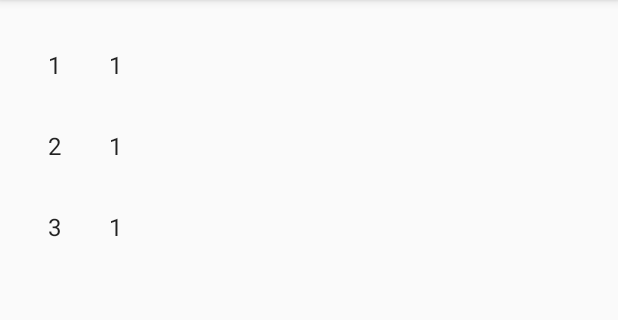
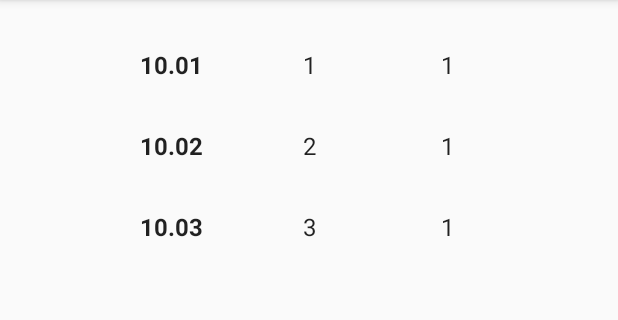
Before and after one commit to Steru/SunTimes, an Android app: the screen it shows after launch (MainActivity), on a phone screen of 412 x 824 dp, the part 84-404 px from its top. Run offline under Robolectric (Android 15) with nearby library versions, the phone set to English and light mode, and no system bars.

Commit message:
display date on main list
and create a simple layout for data

```diff
--- a/app/src/main/java/com/steru/suntime/data/model/SunDataDefs.kt
+++ b/app/src/main/java/com/steru/suntime/data/model/SunDataDefs.kt
@@ -27,5 +27,8 @@ data class SunData(
 /**
  * Sun data class in user-friendly format
  */
-data class FormattedSunData(val sunrise: String,
-                            val sunset: String)
+data class FormattedSunData(
+    val date: String,
+    val sunrise: String,
+    val sunset: String
+)
--- a/app/src/main/java/com/steru/suntime/ui/SunTimeListAdapter.kt
+++ b/app/src/main/java/com/steru/suntime/ui/SunTimeListAdapter.kt
@@ -24,6 +24,7 @@ class SunTimeListAdapter(
     override fun onBindViewHolder(holder: ViewHolder, position: Int) {
         val item = values[position]
 
+        holder.dateText.text = item.date
         holder.sunriseText.text = item.sunrise
         holder.sunsetText.text = item.sunset
     }
@@ -31,6 +32,7 @@ class SunTimeListAdapter(
     override fun getItemCount(): Int = values.size
 
     inner class ViewHolder(view: View) : RecyclerView.ViewHolder(view) {
+        val dateText: TextView = view.findViewById(R.id.date_text)
         val sunriseText: TextView = view.findViewById(R.id.sunrise_text)
         val sunsetText: TextView = view.findViewById(R.id.sunset_text)
 
--- a/app/src/main/java/com/steru/suntime/ui/vm/MainViewModel.kt
+++ b/app/src/main/java/com/steru/suntime/ui/vm/MainViewModel.kt
@@ -11,9 +11,9 @@ class MainViewModel : ViewModel() {
     private val sunRepository = SunRepository()
 
     val sunDataList = arrayListOf(
-            FormattedSunData("1", "1"),
-            FormattedSunData("2", "1"),
-            FormattedSunData("3", "1")
+            FormattedSunData("10.01","1", "1"),
+            FormattedSunData("10.02","2", "1"),
+            FormattedSunData("10.03","3", "1")
     )
 
     val sunData = liveData(Dispatchers.IO) {
--- a/app/src/main/res/layout/fragment_sun_list_item.xml
+++ b/app/src/main/res/layout/fragment_sun_list_item.xml
@@ -1,21 +1,53 @@
 <?xml version="1.0" encoding="utf-8"?>
-<LinearLayout xmlns:android="http://schemas.android.com/apk/res/android"
+<androidx.constraintlayout.widget.ConstraintLayout xmlns:android="http://schemas.android.com/apk/res/android"
+    xmlns:app="http://schemas.android.com/apk/res-auto"
+    xmlns:tools="http://schemas.android.com/tools"
     android:layout_width="match_parent"
     android:layout_height="wrap_content"
     android:layout_gravity="center"
     android:orientation="horizontal">
 
     <TextView
-        android:id="@+id/sunrise_text"
-        android:layout_width="wrap_content"
+        android:id="@+id/date_text"
+        android:layout_width="@dimen/main_list_textView_width"
         android:layout_height="wrap_content"
         android:layout_margin="@dimen/text_margin"
-        android:textAppearance="?attr/textAppearanceListItem" />
+        android:gravity="center"
+        android:textAppearance="?attr/textAppearanceListItem"
+        android:textStyle="bold"
+        app:layout_constraintBottom_toBottomOf="parent"
+        app:layout_constraintEnd_toStartOf="@+id/sunrise_text"
+        app:layout_constraintHorizontal_bias="0.5"
+        app:layout_constraintHorizontal_chainStyle="packed"
+        app:layout_constraintStart_toStartOf="parent"
+        app:layout_constraintTop_toTopOf="parent"
+        tools:text="date" />
+
+    <TextView
+        android:id="@+id/sunrise_text"
+        android:layout_width="@dimen/main_list_textView_width"
+        android:layout_height="wrap_content"
+        android:layout_margin="@dimen/text_margin"
+        android:gravity="center"
+        android:textAppearance="?attr/textAppearanceListItem"
+        app:layout_constraintBottom_toBottomOf="parent"
+        app:layout_constraintEnd_toStartOf="@+id/sunset_text"
+        app:layout_constraintHorizontal_bias="0.5"
+        app:layout_constraintStart_toEndOf="@+id/date_text"
+        app:layout_constraintTop_toTopOf="parent"
+        tools:text="06:20" />
 
     <TextView
         android:id="@+id/sunset_text"
-        android:layout_width="wrap_content"
+        android:layout_width="@dimen/main_list_textView_width"
         android:layout_height="wrap_content"
         android:layout_margin="@dimen/text_margin"
-        android:textAppearance="?attr/textAppearanceListItem" />
-</LinearLayout>
+        android:gravity="center"
+        android:textAppearance="?attr/textAppearanceListItem"
+        app:layout_constraintBottom_toBottomOf="parent"
+        app:layout_constraintEnd_toEndOf="parent"
+        app:layout_constraintHorizontal_bias="0.5"
+        app:layout_constraintStart_toEndOf="@+id/sunrise_text"
+        app:layout_constraintTop_toTopOf="parent"
+        tools:text="18:30" />
+</androidx.constraintlayout.widget.ConstraintLayout>
--- a/app/src/main/res/values/dimens.xml
+++ b/app/src/main/res/values/dimens.xml
@@ -2,4 +2,5 @@
 <resources>
     <dimen name="text_margin">16dp</dimen>
     <dimen name="padding_default">16dp</dimen>
+    <dimen name="main_list_textView_width">60dp</dimen>
 </resources>
```
